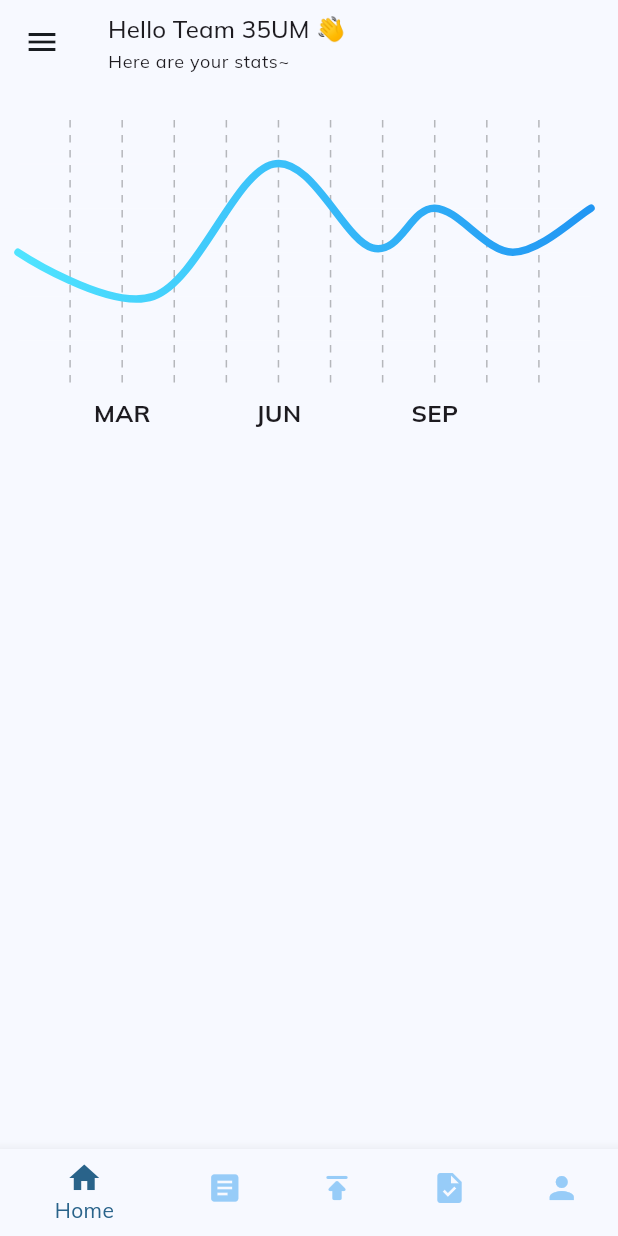
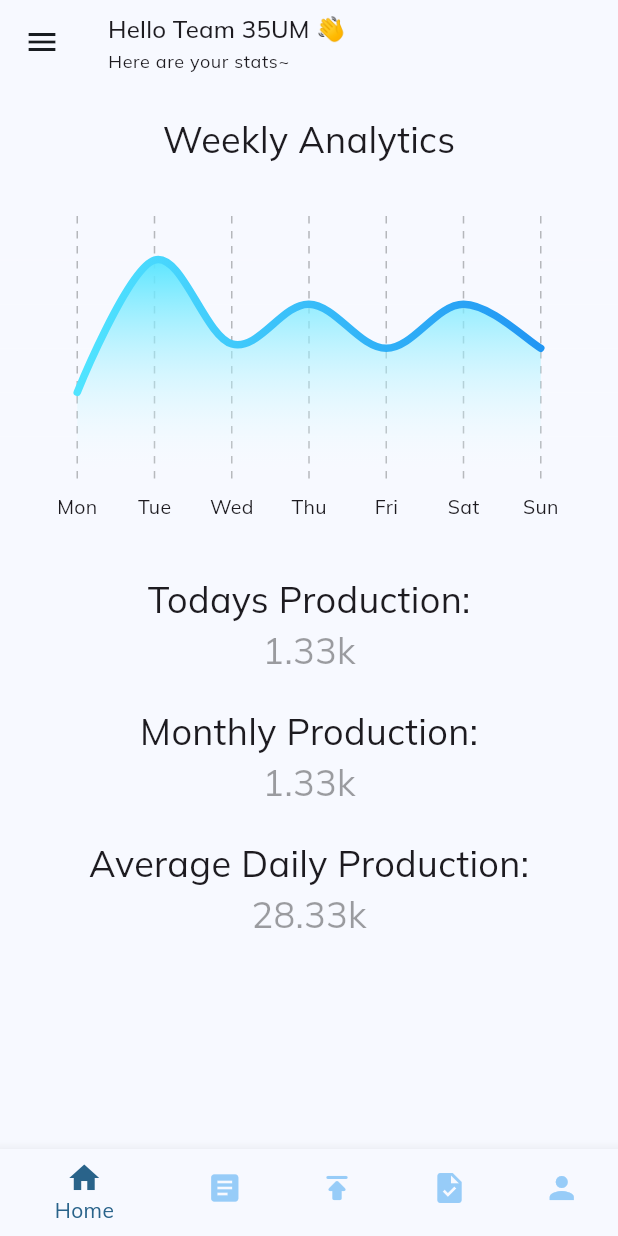
Before and after one commit to codegasms/appathon, a Flutter app: the screen it shows after launch, on a phone screen of 412 x 824 dp. Run offline on Flutter 3.47's test engine with Material 3 defaults, Android fonts, the phone set to English and light mode, and no system bars; drawn by our look-alikes of fl_chart; our stand-ins replace google_fonts.

Commit message:
Refactor analytics page UI

```diff
--- a/farmerapp/lib/pages/subpages/analytics.dart
+++ b/farmerapp/lib/pages/subpages/analytics.dart
@@ -19,14 +19,27 @@ class _AnalyticsPageState extends State<AnalyticsPage> {
   @override
   Widget build(BuildContext context) {
     return Scaffold(
-        body: Stack(
-      children: <Widget>[
+        body: Column(
+      children: [
+        const SizedBox(
+          height: 20,
+        ),
+        const Text(
+          'Weekly Analytics',
+          style: TextStyle(
+            fontSize: 24,
+            fontWeight: FontWeight.normal,
+          ),
+        ),
+        const SizedBox(
+          height: 10,
+        ),
         AspectRatio(
           aspectRatio: 1.70,
           child: Padding(
             padding: const EdgeInsets.only(
-              right: 18,
-              left: 12,
+              right: 0,
+              left: 0,
               top: 24,
               bottom: 12,
             ),
@@ -34,44 +47,105 @@ class _AnalyticsPageState extends State<AnalyticsPage> {
               showAvg ? avgData() : mainData(),
             ),
           ),
+          // child: AnimatedPositionedDirectional(
+          //   duration: const Duration(milliseconds: 500),
+          //   curve: Curves.easeInOut,
+          //   child: LineChart(
+          //     showAvg ? avgData() : mainData(),
+          //   ),
+          // ),
         ),
-        // SizedBox(
-        //   width: 60,
-        //   height: 34,
-        //   child: TextButton(
-        //     onPressed: () {
-        //       setState(() {
-        //         showAvg = !showAvg;
-        //       });
-        //     },
-        //     child: Text(
-        //       'avg',
-        //       style: TextStyle(
-        //         fontSize: 12,
-        //         color: showAvg ? Colors.white.withOpacity(0.5) : Colors.blue,
-        //       ),
-        //     ),
-        //   ),
-        // ),
+        const SizedBox(
+          height: 20,
+        ),
+        const Text(
+          'Todays Production:',
+          textAlign: TextAlign.left,
+          style: TextStyle(
+            fontSize: 24,
+            fontWeight: FontWeight.normal,
+          ),
+        ),
+        const Text(
+          '1.33k',
+          textAlign: TextAlign.left,
+          style: TextStyle(
+            fontSize: 24,
+            fontWeight: FontWeight.normal,
+            color: Color.fromARGB(96, 0, 0, 0),
+          ),
+        ),
+        const SizedBox(
+          height: 20,
+        ),
+        const Text(
+          'Monthly Production:',
+          textAlign: TextAlign.left,
+          style: TextStyle(
+            fontSize: 24,
+            fontWeight: FontWeight.normal,
+          ),
+        ),
+        const Text(
+          '1.33k',
+          textAlign: TextAlign.left,
+          style: TextStyle(
+            fontSize: 24,
+            fontWeight: FontWeight.normal,
+            color: Color.fromARGB(96, 0, 0, 0),
+          ),
+        ),
+        const SizedBox(
+          height: 20,
+        ),
+        const Text(
+          'Average Daily Production:',
+          textAlign: TextAlign.left,
+          style: TextStyle(
+            fontSize: 24,
+            fontWeight: FontWeight.normal,
+          ),
+        ),
+        const Text(
+          '28.33k',
+          textAlign: TextAlign.left,
+          style: TextStyle(
+            fontSize: 24,
+            fontWeight: FontWeight.normal,
+            color: Color.fromARGB(96, 0, 0, 0),
+          ),
+        )
       ],
     ));
   }
 
   Widget bottomTitleWidgets(double value, TitleMeta meta) {
     const style = TextStyle(
-      fontWeight: FontWeight.bold,
-      fontSize: 16,
+      // fontWeight: FontWeight.bold,
+      fontSize: 13,
     );
     Widget text;
     switch (value.toInt()) {
+      case 1:
+        text = const Text('Mon', style: style);
+        break;
       case 2:
-        text = const Text('MAR', style: style);
+        text = const Text('Tue', style: style);
+        break;
+      case 3:
+        text = const Text('Wed', style: style);
+        break;
+      case 4:
+        text = const Text('Thu', style: style);
         break;
       case 5:
-        text = const Text('JUN', style: style);
+        text = const Text('Fri', style: style);
         break;
-      case 8:
-        text = const Text('SEP', style: style);
+      case 6:
+        text = const Text('Sat', style: style);
+        break;
+      case 7:
+        text = const Text('Sun', style: style);
         break;
       default:
         text = const Text('', style: style);
@@ -158,39 +232,42 @@ class _AnalyticsPageState extends State<AnalyticsPage> {
         border: Border.all(color: const Color(0xff37434d)),
       ),
       minX: 0,
-      maxX: 11,
+      maxX: 8,
       minY: 0,
       maxY: 6,
       lineBarsData: [
         LineChartBarData(
           spots: const [
-            FlSpot(0, 3),
-            FlSpot(2.6, 2),
-            FlSpot(4.9, 5),
-            FlSpot(6.8, 3.1),
-            FlSpot(8, 4),
-            FlSpot(9.5, 3),
-            FlSpot(11, 4),
+            FlSpot(1, 2),
+            FlSpot(2, 5),
+            FlSpot(3, 3.1),
+            FlSpot(4, 4),
+            FlSpot(5, 3),
+            FlSpot(6, 4),
+            FlSpot(7, 3),
           ],
           isCurved: true,
           gradient: LinearGradient(
             colors: gradientColors,
           ),
-          shadow: const Shadow(
-            color: Color.fromARGB(183, 0, 0, 0),
-            blurRadius: 8,
-          ),
+          // shadow: const Shadow(
+          //   color: Color.fromARGB(183, 0, 0, 0),
+          //   blurRadius: 8,
+          // ),
           barWidth: 5,
           isStrokeCapRound: true,
           dotData: const FlDotData(
             show: false,
           ),
           belowBarData: BarAreaData(
-            show: false, // change to true to show the area below the line
-            gradient: LinearGradient(
-              colors: gradientColors
-                  .map((color) => color.withOpacity(0.3))
-                  .toList(),
+            show: true, // change to true to show the area below the line
+            gradient: const LinearGradient(
+              begin: Alignment.topCenter,
+              end: Alignment.bottomCenter,
+              // colors: gradientColors
+              //     .map((color) => color.withOpacity(0.3))
+              //     .toList(),
+              colors: [Color(0xFF50E4FF), Color.fromARGB(0, 255, 255, 255)],
             ),
           ),
         ),
```
Also changed, not shown: farmerapp/lib/pages/subpages/articles.dart (+8 -0 lines).
